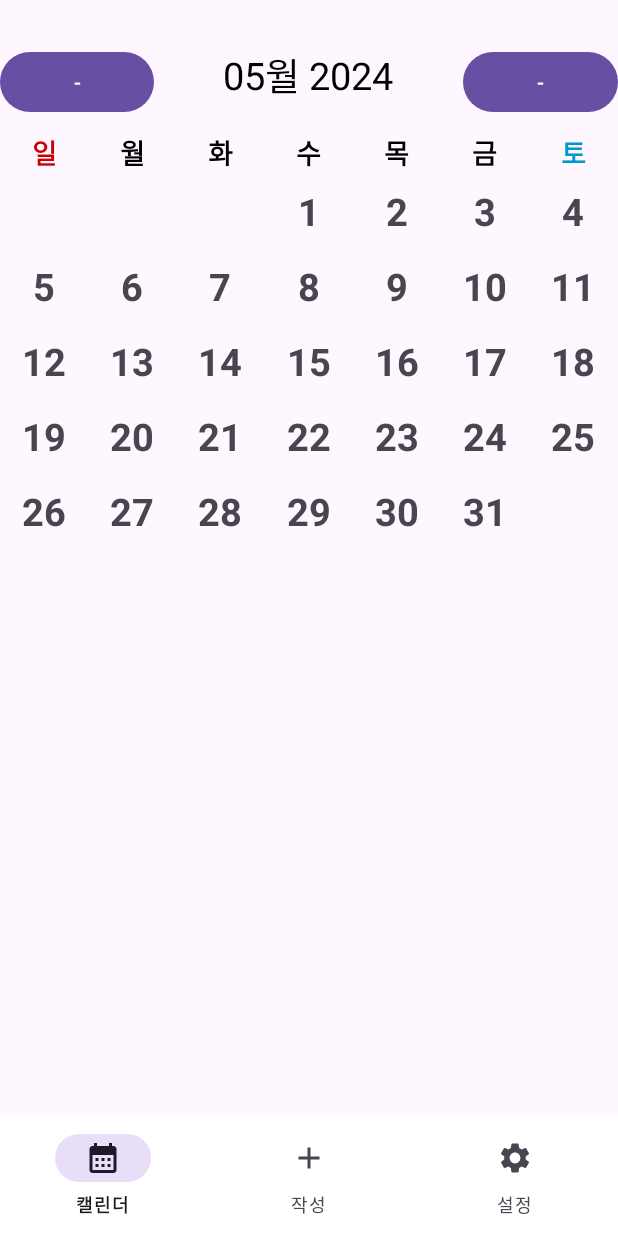
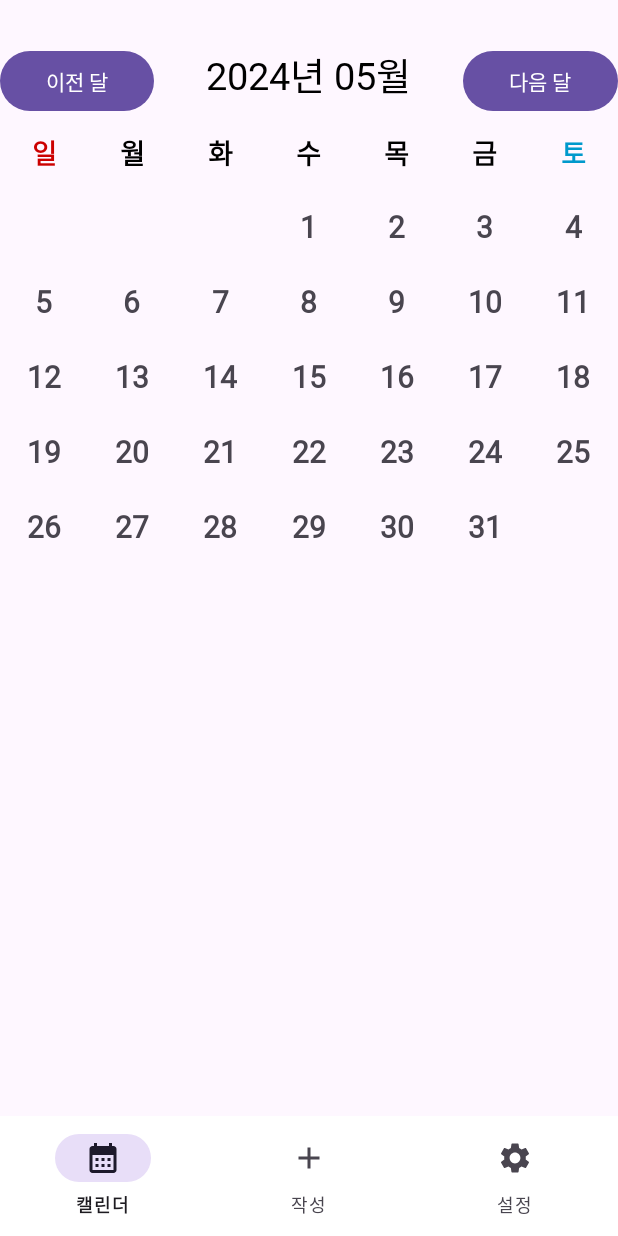
Before and after one commit to ZUZ1H3/Android-Diary-Project, an Android app: the screen it shows after launch (MainActivity), on a phone screen of 412 x 824 dp. Run offline under Robolectric (Android 15) with nearby library versions, the phone set to English and light mode, and no system bars.

Commit message:
style : 폰트 변경

```diff
--- a/app/src/main/java/com/example/androidprogramming/CalendarFragment.java
+++ b/app/src/main/java/com/example/androidprogramming/CalendarFragment.java
@@ -22,7 +22,7 @@ public class CalendarFragment extends Fragment {
     private TextView monthYearText;
     private Date now = new Date();
     private Calendar calendar = Calendar.getInstance();
-    private SimpleDateFormat dateFormat = new SimpleDateFormat("MM월 yyyy");
+    private SimpleDateFormat dateFormat = new SimpleDateFormat("yyyy년 MM월");
     private RecyclerView recyclerView;
 
     @Nullable
--- /dev/null
+++ b/app/src/main/res/font/font.xml
@@ -0,0 +1,7 @@
+<?xml version="1.0" encoding="utf-8"?>
+<font-family xmlns:android="http://schemas.android.com/apk/res/android">
+
+    <font android:fontStyle="normal"
+        android:fontWeight="400"
+        android:font="@font/diary"/>
+</font-family>
--- a/app/src/main/res/layout/calendar_cell.xml
+++ b/app/src/main/res/layout/calendar_cell.xml
@@ -11,6 +11,7 @@
         android:layout_height="wrap_content"
         android:layout_gravity="center"
         android:text="1"
-        android:textSize="25sp"
-        android:textStyle="bold"/>
+        android:textSize="20sp"
+        android:textStyle="bold"
+        android:fontFamily="@font/diary"/>
 </LinearLayout>
--- a/app/src/main/res/layout/fragment_calendar.xml
+++ b/app/src/main/res/layout/fragment_calendar.xml
@@ -18,29 +18,33 @@
             android:layout_width="0dp"
             android:layout_height="wrap_content"
             android:layout_weight="1"
-            android:text="-"/>
+            android:text="이전 달"
+            android:fontFamily="@font/diary"/>
 
         <TextView
             android:id="@+id/monthYearText"
             android:layout_width="0dp"
             android:layout_height="wrap_content"
             android:layout_weight="2"
-            android:text="05월 2024"
+            android:text="2024년 05월"
             android:textAlignment="center"
             android:textSize="25sp"
-            android:textColor="@color/black">
+            android:textColor="@color/black"
+            android:fontFamily="@font/diary">
         </TextView>
         <Button
             android:id="@+id/nextBtn"
             android:layout_width="0dp"
             android:layout_height="wrap_content"
             android:layout_weight="1"
-            android:text="-"/>
+            android:text="다음 달"
+            android:fontFamily="@font/diary"/>
     </LinearLayout>
 
     <LinearLayout
         android:layout_width="match_parent"
-        android:layout_height="wrap_content">
+        android:layout_height="wrap_content"
+        android:layout_marginBottom="14dp">
 
         <TextView
             android:layout_width="0dp"
@@ -50,7 +54,8 @@
             android:textStyle="bold"
             android:textSize="18sp"
             android:textAlignment="center"
-            android:textColor="@android:color/holo_red_dark"/>
+            android:textColor="@android:color/holo_red_dark"
+            android:fontFamily="@font/diary"/>
 
         <TextView
             android:layout_width="0dp"
@@ -60,7 +65,8 @@
             android:textStyle="bold"
             android:textSize="18sp"
             android:textAlignment="center"
-            android:textColor="@android:color/black"/>
+            android:textColor="@android:color/black"
+            android:fontFamily="@font/diary"/>
         <TextView
             android:layout_width="0dp"
             android:layout_height="wrap_content"
@@ -69,7 +75,8 @@
             android:textStyle="bold"
             android:textSize="18sp"
             android:textAlignment="center"
-            android:textColor="@android:color/black"/>
+            android:textColor="@android:color/black"
+            android:fontFamily="@font/diary"/>
         <TextView
             android:layout_width="0dp"
             android:layout_height="wrap_content"
@@ -78,7 +85,8 @@
             android:textStyle="bold"
             android:textSize="18sp"
             android:textAlignment="center"
-            android:textColor="@android:color/black"/>
+            android:textColor="@android:color/black"
+            android:fontFamily="@font/diary"/>
         <TextView
             android:layout_width="0dp"
             android:layout_height="wrap_content"
@@ -87,7 +95,8 @@
             android:textStyle="bold"
             android:textSize="18sp"
             android:textAlignment="center"
-            android:textColor="@android:color/black"/>
+            android:textColor="@android:color/black"
+            android:fontFamily="@font/diary"/>
         <TextView
             android:layout_width="0dp"
             android:layout_height="wrap_content"
@@ -96,7 +105,8 @@
             android:textStyle="bold"
             android:textSize="18sp"
             android:textAlignment="center"
-            android:textColor="@android:color/black"/>
+            android:textColor="@android:color/black"
+            android:fontFamily="@font/diary"/>
         <TextView
             android:layout_width="0dp"
             android:layout_height="wrap_content"
@@ -105,7 +115,8 @@
             android:textStyle="bold"
             android:textSize="18sp"
             android:textAlignment="center"
-            android:textColor="@android:color/holo_blue_dark"/>
+            android:textColor="@android:color/holo_blue_dark"
+            android:fontFamily="@font/diary"/>
     </LinearLayout>
     <androidx.recyclerview.widget.RecyclerView
         android:layout_width="match_parent"
```
Also changed, not shown: 1 other file.
